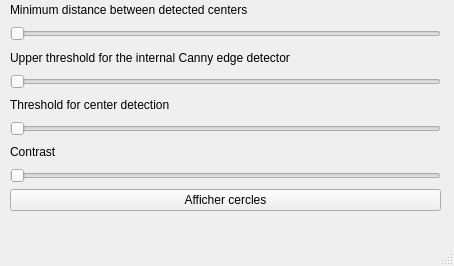
Qt form OpenCV/mainwindow.ui (guillaumedalbignac/Projet-Cercles-de-Hough) before a commit.
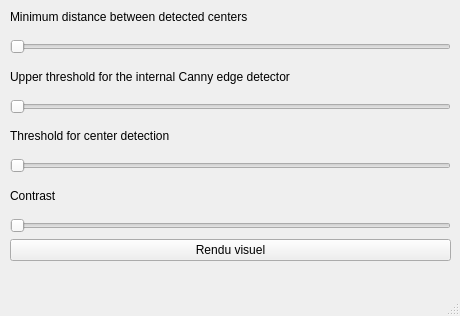
The same form after that commit.

Commit message: Amélioration de la méthode de Hough v2

```diff
--- a/OpenCV/mainwindow.ui
+++ b/OpenCV/mainwindow.ui
@@ -6,8 +6,8 @@
    <rect>
     <x>0</x>
     <y>0</y>
-    <width>454</width>
-    <height>266</height>
+    <width>460</width>
+    <height>316</height>
    </rect>
   </property>
   <property name="windowTitle">
@@ -19,8 +19,8 @@
      <rect>
       <x>10</x>
       <y>0</y>
-      <width>431</width>
-      <height>211</height>
+      <width>441</width>
+      <height>261</height>
      </rect>
     </property>
     <layout class="QVBoxLayout" name="verticalLayout">
@@ -103,7 +103,7 @@
         <number>0</number>
        </property>
        <property name="maximum">
-        <number>100</number>
+        <number>255</number>
        </property>
        <property name="singleStep">
         <number>100</number>
@@ -127,8 +127,20 @@
      </item>
      <item>
       <widget class="QPushButton" name="pushButton">
+       <property name="sizePolicy">
+        <sizepolicy hsizetype="Minimum" vsizetype="Fixed">
+         <horstretch>0</horstretch>
+         <verstretch>0</verstretch>
+        </sizepolicy>
+       </property>
+       <property name="maximumSize">
+        <size>
+         <width>16777215</width>
+         <height>16777215</height>
+        </size>
+       </property>
        <property name="text">
-        <string>Afficher cercles</string>
+        <string>Rendu visuel</string>
        </property>
       </widget>
      </item>
```
Left out of the diff: 2 changed lines with no effect on the pictures. The commit also changes 2 other files.
